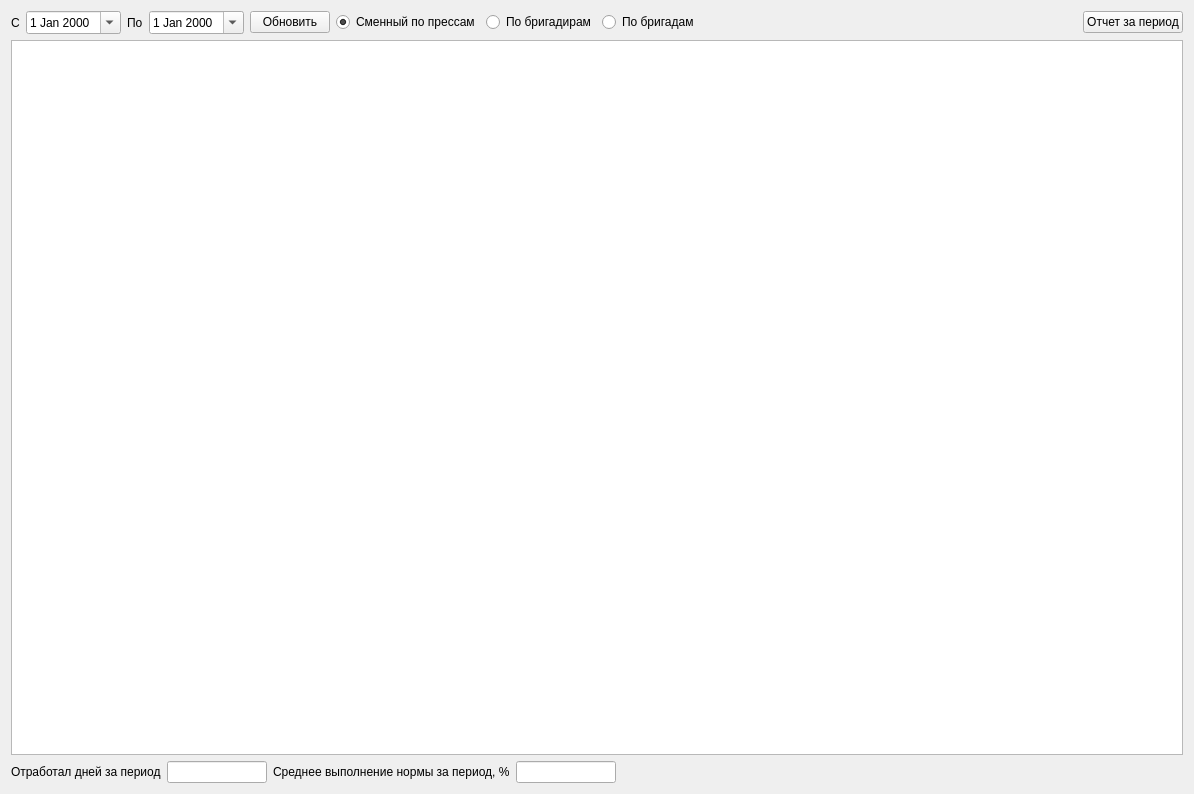
First picture: the form in formrepnorm.ui, repository Sergeyego/el_zp, before the edit.
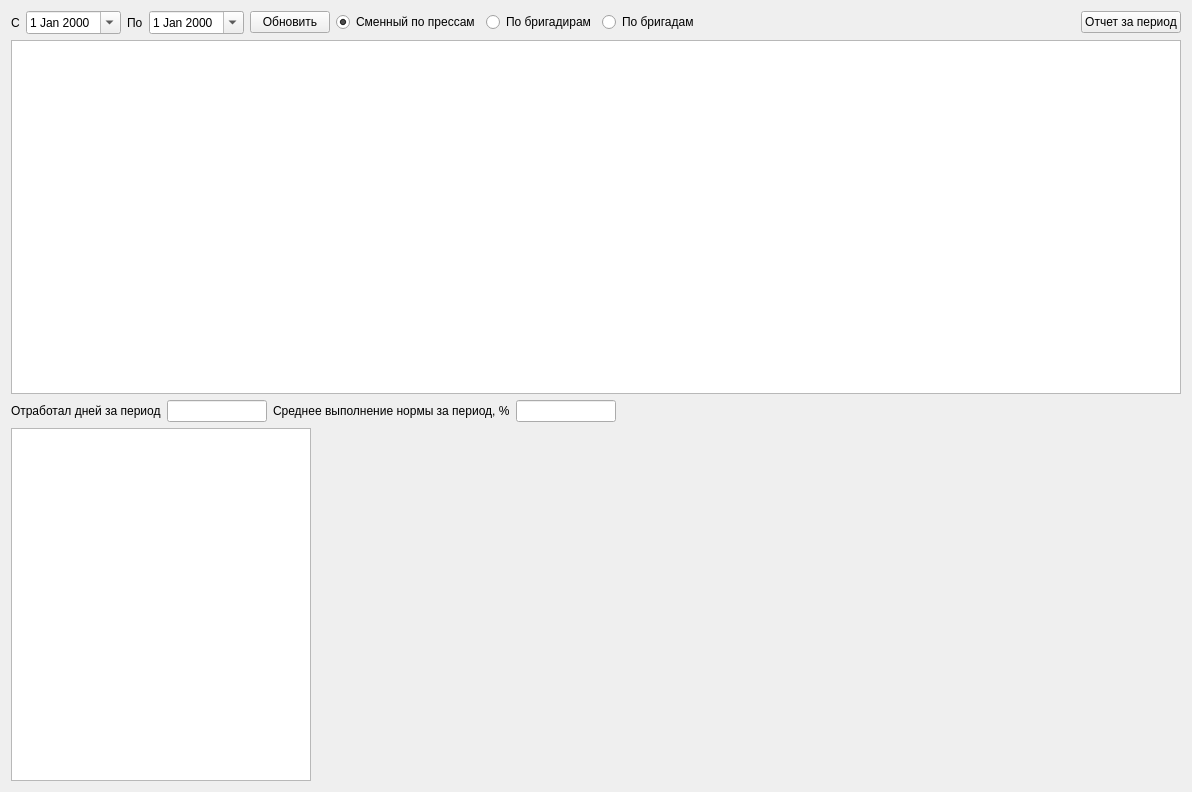
Second picture: the form after the edit. Custom widgets are drawn as their Qt base class.

What changed in the file:
```diff
--- a/formrepnorm.ui
+++ b/formrepnorm.ui
@@ -6,8 +6,8 @@
    <rect>
     <x>0</x>
     <y>0</y>
-    <width>1194</width>
-    <height>794</height>
+    <width>1192</width>
+    <height>792</height>
    </rect>
   </property>
   <property name="windowTitle">
@@ -180,7 +180,43 @@
     </layout>
    </item>
    <item>
-    <layout class="QHBoxLayout" name="horizontalLayoutZon"/>
+    <layout class="QHBoxLayout" name="horizontalLayoutZon">
+     <item>
+      <widget class="TableView" name="tableViewZon">
+       <property name="maximumSize">
+        <size>
+         <width>300</width>
+         <height>16777215</height>
+        </size>
+       </property>
+       <property name="selectionMode">
+        <enum>QAbstractItemView::SingleSelection</enum>
+       </property>
+       <property name="selectionBehavior">
+        <enum>QAbstractItemView::SelectRows</enum>
+       </property>
+       <attribute name="verticalHeaderVisible">
+        <bool>false</bool>
+       </attribute>
+      </widget>
+     </item>
+     <item>
+      <spacer name="horizontalSpacer_3">
+       <property name="orientation">
+        <enum>Qt::Horizontal</enum>
+       </property>
+       <property name="sizeHint" stdset="0">
+        <size>
+         <width>40</width>
+         <height>20</height>
+        </size>
+       </property>
+      </spacer>
+     </item>
+     <item>
+      <layout class="QHBoxLayout" name="horizontalLayout_3"/>
+     </item>
+    </layout>
    </item>
   </layout>
  </widget>
```
